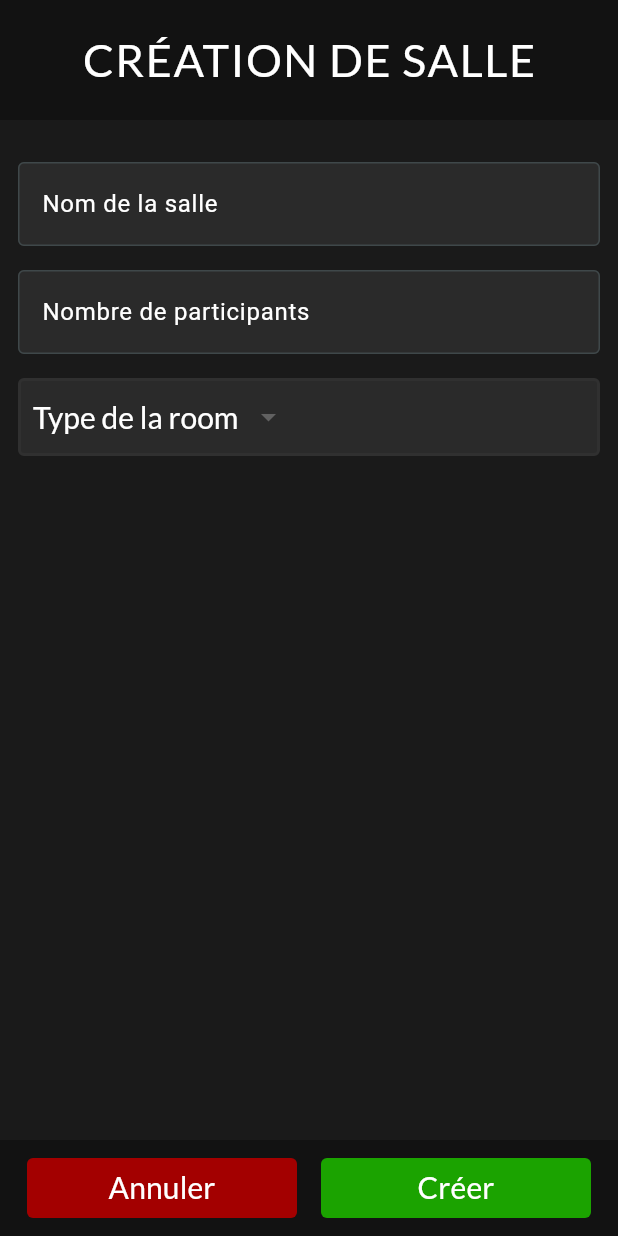
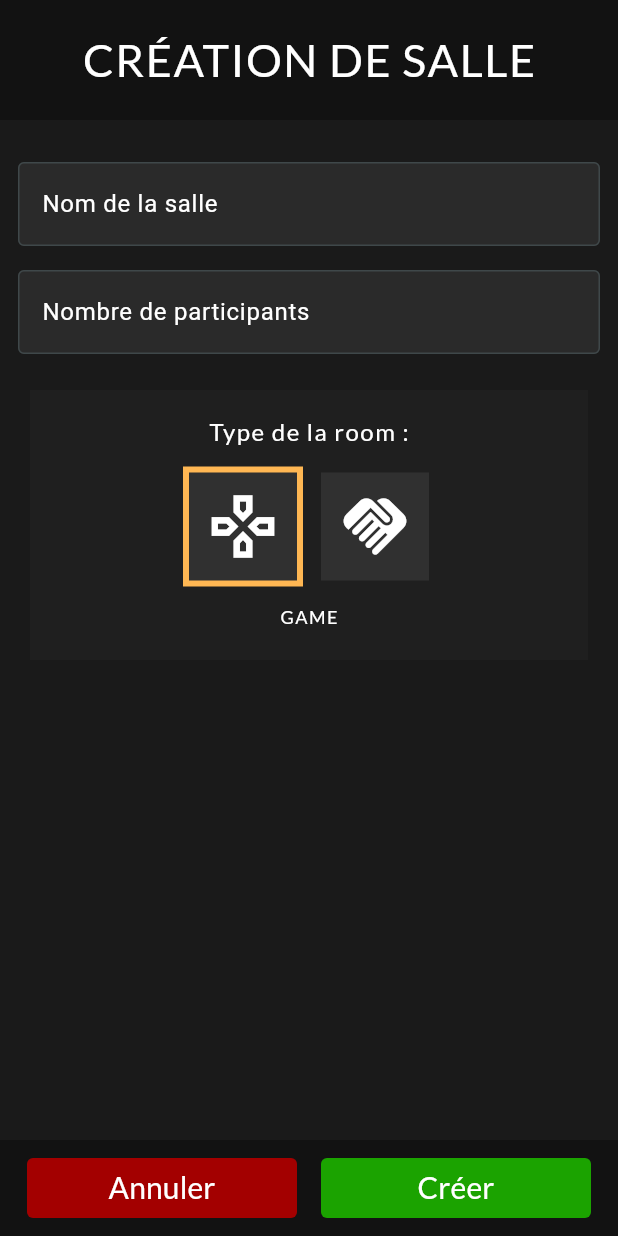
Before and after one commit to cp-23fam/peer_to_sync, a Flutter app: the RoomCreationScreen screen opened by its route, on a phone screen of 412 x 824 dp. Run offline on Flutter 3.47's test engine with Material 3 defaults, Android fonts, the phone set to English and light mode, and no system bars; our stand-ins replace dio, email_validator, equatable, flutter_riverpod, flutter_secure_storage, go_router and 1 more; accounts and stored records are empty; network calls fail.

Commit message:
Changement du formulaire de création d'une Room

```diff
--- a/lib/src/features/room/presentation/room_creation/room_creation_screen.dart
+++ b/lib/src/features/room/presentation/room_creation/room_creation_screen.dart
@@ -2,11 +2,11 @@ import 'package:flutter/material.dart';
 import 'package:flutter_riverpod/flutter_riverpod.dart';
 import 'package:go_router/go_router.dart';
 import 'package:peer_to_sync/src/common_widgets/choose_button.dart';
-import 'package:peer_to_sync/src/common_widgets/filter_dropdown.dart';
 import 'package:peer_to_sync/src/common_widgets/styled_text.dart';
 import 'package:peer_to_sync/src/constants/app_sizes.dart';
 import 'package:peer_to_sync/src/features/room/data/room_repository.dart';
 import 'package:peer_to_sync/src/features/room/domain/room_type.dart';
+import 'package:peer_to_sync/src/features/room/presentation/room_creation/room_type_list.dart';
 import 'package:peer_to_sync/src/features/user/data/user_repository.dart';
 import 'package:peer_to_sync/src/localization/string_hardcoded.dart';
 import 'package:peer_to_sync/src/routing/app_router.dart';
@@ -20,7 +20,7 @@ class RoomCreationScreen extends StatefulWidget {
 }
 
 class _RoomCreationScreenState extends State<RoomCreationScreen> {
-  RoomType? selectedType;
+  RoomType? selectedType = RoomType.values.map((e) => e).toList().first;
 
   final _formKey = GlobalKey<FormState>();
 
@@ -121,18 +121,23 @@ class _RoomCreationScreenState extends State<RoomCreationScreen> {
                       ),
                     ),
                     gapH16,
-                    FilterDropdown(
-                      title: 'Type'.hardcoded,
-                      selected: selectedType?.name,
-                      isSelected: (String? newValue) {
-                        setState(() {
-                          for (RoomType type in RoomType.values) {
-                            if (type.name == newValue) selectedType = type;
-                          }
-                        });
-                      },
-                      list: RoomType.values.map((e) => e.name).toList(),
-                    ),
+                    RoomTypeList((newValue) {
+                      for (RoomType type in RoomType.values) {
+                        if (type == newValue) selectedType = type;
+                      }
+                    }),
+                    // FilterDropdown(
+                    //   title: 'Type'.hardcoded,
+                    //   selected: selectedType?.name,
+                    //   isSelected: (String? newValue) {
+                    //     setState(() {
+                    //       for (RoomType type in RoomType.values) {
+                    //         if (type.name == newValue) selectedType = type;
+                    //       }
+                    //     });
+                    //   },
+                    //   list: RoomType.values.map((e) => e.name).toList(),
+                    // ),
                   ],
                 ),
               ),
@@ -208,6 +213,8 @@ class _RoomCreationScreenState extends State<RoomCreationScreen> {
                               selectedType!,
                             );
 
+                        print(selectedType);
+
                         WidgetsBinding.instance.addPostFrameCallback((_) {
                           context.goNamed(
                             RouteNames.detail.name,
--- /dev/null
+++ b/lib/src/features/room/presentation/room_creation/room_type_list.dart
@@ -0,0 +1,77 @@
+import 'package:flutter/material.dart';
+import 'package:peer_to_sync/src/common_widgets/styled_text.dart';
+import 'package:peer_to_sync/src/constants/app_sizes.dart';
+import 'package:peer_to_sync/src/features/room/domain/room_type.dart';
+import 'package:peer_to_sync/src/localization/string_hardcoded.dart';
+import 'package:peer_to_sync/src/theme/theme.dart';
+
+class RoomTypeList extends StatefulWidget {
+  const RoomTypeList(this.atSelection, {super.key});
+
+  final Function(Object? newValue) atSelection;
+
+  @override
+  State<RoomTypeList> createState() => _RoomTypeListState();
+}
+
+class _RoomTypeListState extends State<RoomTypeList> {
+  late List<RoomType> availableTypes;
+  late RoomType selectedType;
+  @override
+  void initState() {
+    availableTypes = RoomType.values.map((e) => e).toList();
+    selectedType = availableTypes.first;
+    super.initState();
+  }
+
+  @override
+  Widget build(BuildContext context) {
+    return Padding(
+      padding: const EdgeInsets.all(Sizes.p8),
+      child: Container(
+        height: 180,
+        padding: const EdgeInsets.all(Sizes.p16),
+        color: AppColors.thirdColor.withValues(alpha: 0.5),
+        child: Column(
+          mainAxisSize: MainAxisSize.min,
+          children: [
+            StyledText('Type de la room :'.hardcoded, 16.0),
+            gapH8,
+            Row(
+              mainAxisAlignment: MainAxisAlignment.center,
+              children: availableTypes.map((type) {
+                return Container(
+                  height: 80,
+                  width: 80,
+                  margin: const EdgeInsets.all(Sizes.p4),
+                  padding: const EdgeInsets.all(Sizes.p4),
+                  color: type == selectedType
+                      ? AppColors.goldColor
+                      : Colors.transparent,
+                  child: GestureDetector(
+                    onTap: () {
+                      setState(() {
+                        widget.atSelection(type);
+                        selectedType = type;
+                      });
+                    },
+                    child: Container(
+                      color: AppColors.firstColor,
+                      child: type == RoomType.game
+                          ? const Icon(Icons.games_outlined, size: 50.0)
+                          : type == RoomType.collab
+                          ? const Icon(Icons.handshake, size: 50.0)
+                          : const Icon(Icons.question_mark, size: 50.0),
+                    ),
+                  ),
+                );
+              }).toList(),
+            ),
+            gapH8,
+            StyledText(selectedType.name, 12.0, upper: true),
+          ],
+        ),
+      ),
+    );
+  }
+}
--- a/lib/src/features/room/presentation/room_list/room_card.dart
+++ b/lib/src/features/room/presentation/room_list/room_card.dart
@@ -32,7 +32,7 @@ class _RoomCardState extends State<RoomCard> {
             color: AppColors.navBackgroundColor,
             spreadRadius: 2,
             blurRadius: 2,
-            offset: const Offset(3, 3),
+            offset: const Offset(3, 2),
           ),
         ],
       ),
--- a/lib/src/features/user/presentation/user_form/user_creation_screen.dart
+++ b/lib/src/features/user/presentation/user_form/user_creation_screen.dart
@@ -96,7 +96,7 @@ class _UserCreationScreenState extends State<UserCreationScreen> {
                         ),
                       ),
                     ),
-                    gapH16,
+                    gapH4,
                     TextFormField(
                       controller: emailTextController,
                       validator: (value) {
```
